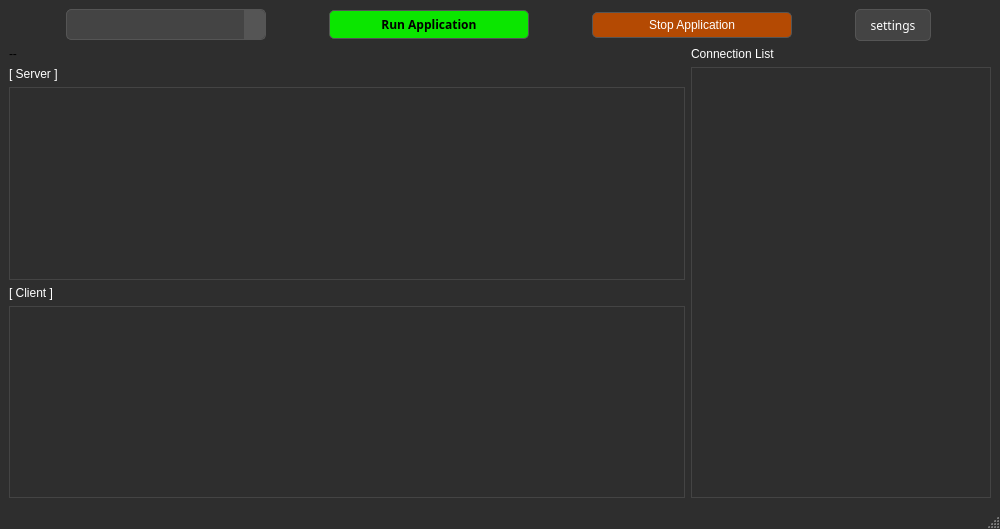
Above: src/main.ui from gusdnd3150/communication-gui before the change. Below: the same form after it.
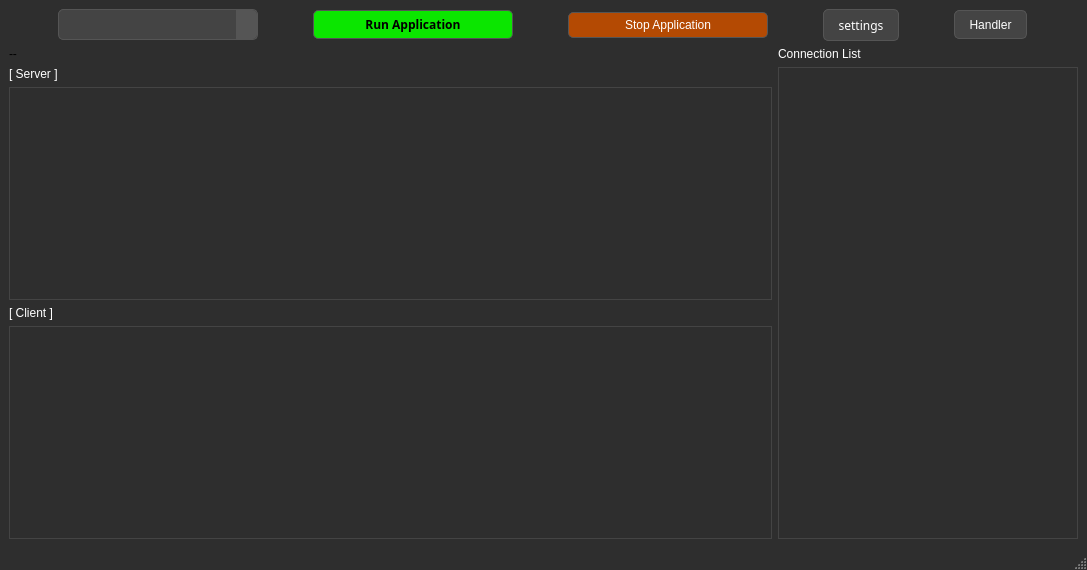
That is the form after the change.

```diff
--- a/src/main.ui
+++ b/src/main.ui
@@ -6,8 +6,8 @@
    <rect>
     <x>0</x>
     <y>0</y>
-    <width>1000</width>
-    <height>529</height>
+    <width>1087</width>
+    <height>570</height>
    </rect>
   </property>
   <property name="sizePolicy">
@@ -18,13 +18,13 @@
   </property>
   <property name="minimumSize">
    <size>
-    <width>1000</width>
+    <width>500</width>
     <height>400</height>
    </size>
   </property>
   <property name="maximumSize">
    <size>
-    <width>1300</width>
+    <width>16777215</width>
     <height>16777215</height>
    </size>
   </property>
@@ -441,6 +441,32 @@
         </property>
        </widget>
       </item>
+      <item row="0" column="4">
+       <widget class="QToolButton" name="btn_handler">
+        <property name="styleSheet">
+         <string notr="true">QToolButton {
+    background-color: #444444;
+    color: #FFFFFF;
+    border: 1px solid #555555;
+    padding: 5px 10px;
+    border-radius: 5px;
+}
+
+QToolButton:hover {
+    background-color: #555555;
+    border: 1px solid #666666;
+}
+
+QToolButton:pressed {
+    background-color: #333333;
+    border: 1px solid #444444;
+}</string>
+        </property>
+        <property name="text">
+         <string>Handler</string>
+        </property>
+       </widget>
+      </item>
      </layout>
     </item>
     <item row="1" column="1">
```
Left out of the diff: 80 changed lines with no effect on the pictures.
